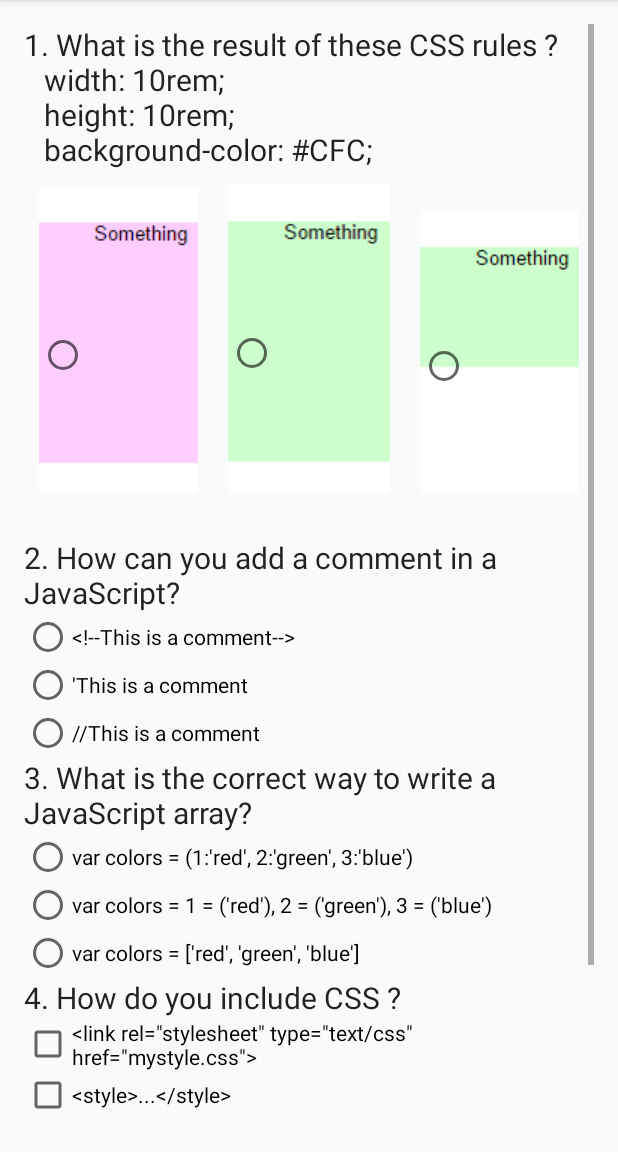
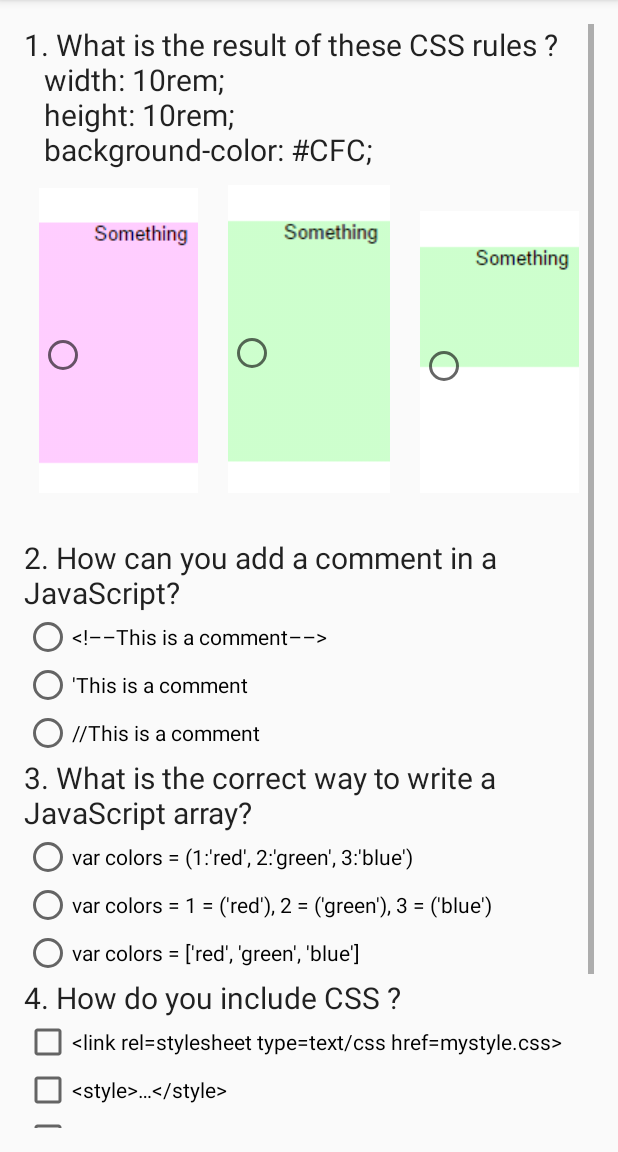
Before and after one commit to xR86/java-stuff, an Android app: the StaticActivity screen opened directly, with no data from a screen before it, on a phone screen of 412 x 824 dp, the part 84-1236 px from its top. Run offline under Robolectric (Android 15) with nearby library versions, the phone set to English and light mode, and no system bars.

Commit message:
refactored android quiz app - layout, values and java

```diff
--- a/Android-Quiz/app/src/main/java/io/github/xr86/quiz/DynamicActivity.java
+++ b/Android-Quiz/app/src/main/java/io/github/xr86/quiz/DynamicActivity.java
@@ -102,18 +102,17 @@ public class DynamicActivity extends AppCompatActivity {
 
         int i = 1;
         for(JsonNode question : questions){
-            //Log.v("DynamicActivity.java", question.toString());
-
             TextView questionTextView = new TextView(this);
             TextViewCompat.setTextAppearance(questionTextView, R.style.TextViewStyle);
+
+            //set text
             questionTextView.setText(i + ". " + question.get("text").asText());
-
             viewContainer.addView(questionTextView);
 
+            //set orientation
             RadioGroup optionsRadioGroup = new RadioGroup(this);
             //optionsRadioGroup.setId(R.id.options_group);
-
-            Log.v("DynamicActivity.java", "Layout is: " + question.get("layout").asText());
+            //Log.v("DynamicActivity.java", "Layout is: " + question.get("layout").asText());
             if( "horizontal".equals(question.get("layout").asText()) ) {
                 optionsRadioGroup.setOrientation(LinearLayout.HORIZONTAL);
             } else {
@@ -125,13 +124,13 @@ public class DynamicActivity extends AppCompatActivity {
                     )
             );
 
-
+            //set radio options
             JsonNode options = question.get("options");
             Log.v("DynamicActivity.java", question.get("options").asText());
             for(JsonNode option : options){
-                Log.v("DynamicActivity.java", "option:\t" + option.get("text").asText());
+                //Log.v("DynamicActivity.java", "option:\t" + option.get("text").asText());
+                RadioButton optionRadioButton = new RadioButton(this);
 
-                RadioButton optionRadioButton = new RadioButton(this);
                 //TODO: you shouldn't do these ~inline (HACK)
                 if (Build.VERSION.SDK_INT < 23) {
                     optionRadioButton.setTextAppearance(this, R.style.RadioBtnStyle);
@@ -139,13 +138,12 @@ public class DynamicActivity extends AppCompatActivity {
                     optionRadioButton.setTextAppearance(R.style.RadioBtnStyle);
                 }
                 optionRadioButton.setText(option.get("text").asText());
-
                 optionsRadioGroup.addView(optionRadioButton);
             }
             viewContainer.addView(optionsRadioGroup);
 
-            Log.v("DynamicActivity.java", "answer: " + question.get("answer").asText());
-            correctAnswers.add(question.get("answer").asInt());
+            //Log.v("DynamicActivity.java", "answer: " + question.get("answer").asText());
+            correctAnswers.add(question.get("answer").asInt() - 1); //json answers starting from 1
             i++;
         }
 
@@ -170,8 +168,6 @@ public class DynamicActivity extends AppCompatActivity {
     public void calculateScore(View v){
         LinearLayout viewContainer = (LinearLayout) findViewById(R.id.question_container);
 
-        //int questionCount =  viewContainer.getChildCount() / 2;
-
         int correctCount = 0;
         int qCount = 0;
         for(int i = 1; i < viewContainer.getChildCount(); i += 2){
@@ -181,12 +177,9 @@ public class DynamicActivity extends AppCompatActivity {
             RadioGroup radioButtonGroup = (RadioGroup) viewContainer.getChildAt(i);
             int radioButtonID = radioButtonGroup.getCheckedRadioButtonId();
             View radioButton = radioButtonGroup.findViewById(radioButtonID);
-            int idx = radioButtonGroup.indexOfChild(radioButton); //in the json count starts from 1
+            int idx = radioButtonGroup.indexOfChild(radioButton);
 
-            //Log.v("DynamicActivity.java", "\tqCount: " + qCount);
-            //Log.v("DynamicActivity.java", "\tcorrectAnswers(qCount): " + correctAnswers.get(qCount));
-            //Log.v("DynamicActivity.java", "\tidx: " + idx);
-            if( (correctAnswers.get(qCount) - 1) == idx){ //json response is offseted by +1 (user count)
+            if(correctAnswers.get(qCount) == idx){ //json response is offseted by +1 (user count)
                 correctCount++;
             }
             qCount += 1;
--- a/Android-Quiz/app/src/main/java/io/github/xr86/quiz/StaticActivity.java
+++ b/Android-Quiz/app/src/main/java/io/github/xr86/quiz/StaticActivity.java
@@ -4,7 +4,6 @@ import android.support.v7.app.AppCompatActivity;
 import android.os.Bundle;
 import android.util.Log;
 import android.view.View;
-import android.view.ViewGroup;
 import android.widget.CheckBox;
 import android.widget.EditText;
 import android.widget.LinearLayout;
@@ -50,14 +49,12 @@ public class StaticActivity extends AppCompatActivity {
             int idx1 = -2;
             List<Integer> idx2 = new ArrayList<Integer>();
 
-            int radioButtonID;
-
             if(tempView instanceof RadioGroup) {
                 flag = 0;
                 RadioGroup radioButtonGroup = (RadioGroup) tempView;
-                radioButtonID = radioButtonGroup.getCheckedRadioButtonId();
+                int radioButtonID = radioButtonGroup.getCheckedRadioButtonId();
                 View radioButton = radioButtonGroup.findViewById(radioButtonID);
-                idx1 = radioButtonGroup.indexOfChild(radioButton); //in the json count starts from 1
+                idx1 = radioButtonGroup.indexOfChild(radioButton) + 1;
             } else if(tempView instanceof LinearLayout){
                 flag = 1;
                 LinearLayout viewGroup = (LinearLayout) tempView;
@@ -74,14 +71,12 @@ public class StaticActivity extends AppCompatActivity {
                 continue;
             }
 
-            //Log.v("DynamicActivity.java", "\tradioButtonID: " + radioButtonID);
-            //Log.v("DynamicActivity.java", "\tcorrectAnswers(qCount): " + correctAnswers.get(qCount));
-            if(flag == 0 && correctAnswers.get(qCount).get(0) - 1 == idx1){ //json response is offseted by +1 (user count)
+
+            if(flag == 0 && correctAnswers.get(qCount).get(0) == idx1){
                 correctCount++;
             } else if(isTwoArrayListsWithSameValues(correctAnswers.get(qCount), idx2)){
                 correctCount++;
             }
-
             qCount += 1;
         }
 
@@ -100,14 +95,12 @@ public class StaticActivity extends AppCompatActivity {
         if((list1 == null && list2 != null) || (list1 != null && list2 == null))
             return false;
 
-        if(list1.size()!=list2.size())
+        if(list1.size() != list2.size())
             return false;
-        for(Object itemList1: list1)
-        {
+        for(Object itemList1: list1){
             if(!list2.contains(itemList1))
                 return false;
         }
-
         return true;
     }
 }
--- a/Android-Quiz/app/src/main/res/layout/activity_main.xml
+++ b/Android-Quiz/app/src/main/res/layout/activity_main.xml
@@ -21,14 +21,12 @@
             android:drawableTint="@color/colorAccent"
             android:drawableTop="@drawable/ic_c_application_black_24dp"
             android:onClick="startStaticActivity"
-            android:text="Static Quiz" />
-
+            android:text="@string/main_btn_1" />
         <Button
             style="@style/MainBtn"
             android:drawableTint="@color/colorAccent"
             android:drawableTop="@drawable/ic_c_json_black_24dp"
             android:onClick="startDynamicActivity"
-            android:text="Dynamic Quiz" />
-
+            android:text="@string/main_btn_2" />
     </LinearLayout>
 </ScrollView>
--- a/Android-Quiz/app/src/main/res/layout/activity_static.xml
+++ b/Android-Quiz/app/src/main/res/layout/activity_static.xml
@@ -19,24 +19,25 @@
         <!-- TODO: addition - http://stackoverflow.com/a/19787125/6139015 -->
         <TextView
             style="@style/TextViewStyle"
-            android:text="1. What is the result of these CSS rules ?\n\twidth: 10rem;\n\theight: 10rem;\n\tbackground-color: #CFC;" />
+            android:text="@string/static_1_question" />
 
         <RadioGroup
             android:layout_width="wrap_content"
             android:layout_height="wrap_content"
             android:orientation="horizontal">
+
             <RadioButton
-                style="@style/RadioBtnStyle"
+                style="@style/ImgRadioBtnStyle"
                 android:layout_margin="10dp"
                 android:layout_weight="1"
                 android:drawableTop="@drawable/question_1_opt_1" />
+
             <RadioButton
-                style="@style/RadioBtnStyle"
-                android:layout_margin="10dp"
-                android:layout_weight="1"
+                style="@style/ImgRadioBtnStyle"
                 android:drawableTop="@drawable/question_1_opt_2" />
+
             <RadioButton
-                style="@style/RadioBtnStyle"
+                style="@style/ImgRadioBtnStyle"
                 android:layout_margin="10dp"
                 android:layout_weight="1"
                 android:drawableTop="@drawable/question_1_opt_3" />
@@ -44,77 +45,82 @@
 
         <TextView
             style="@style/TextViewStyle"
-            android:text="2. How can you add a comment in a JavaScript?" />
+            android:text="@string/static_2_question" />
 
         <RadioGroup
             android:layout_width="wrap_content"
             android:layout_height="wrap_content"
             android:orientation="vertical">
+
             <RadioButton
                 style="@style/RadioBtnStyle"
-                android:text="&lt;!--This is a comment--&gt;" />
+                android:text="@string/static_2_answer_1" />
+
             <RadioButton
                 style="@style/RadioBtnStyle"
-                android:text="'This is a comment" />
+                android:text="@string/static_2_answer_2" />
+
             <RadioButton
                 style="@style/RadioBtnStyle"
-                android:text="//This is a comment" />
+                android:text="@string/static_2_answer_3" />
         </RadioGroup>
 
         <TextView
             style="@style/TextViewStyle"
-            android:text="3. What is the correct way to write a JavaScript array?" />
+            android:text="@string/static_3_question" />
 
         <RadioGroup
             android:layout_width="wrap_content"
             android:layout_height="wrap_content"
             android:orientation="vertical">
+
             <RadioButton
                 style="@style/RadioBtnStyle"
-                android:text="var colors = (1:'red', 2:'green', 3:'blue')" />
+                android:text="@string/static_3_answer_1" />
+
             <RadioButton
                 style="@style/RadioBtnStyle"
-                android:text="var colors = 1 = ('red'), 2 = ('green'), 3 = ('blue')" />
+                android:text="@string/static_3_answer_2" />
+
             <RadioButton
                 style="@style/RadioBtnStyle"
-                android:text="var colors = ['red', 'green', 'blue']" />
+                android:text="@string/static_3_answer_3" />
         </RadioGroup>
 
         <TextView
             style="@style/TextViewStyle"
-            android:text="4. How do you include CSS ?" />
+            android:text="@string/static_4_question" />
 
         <LinearLayout
             android:layout_width="wrap_content"
             android:layout_height="wrap_content"
             android:orientation="vertical">
+
             <CheckBox
-                style="@style/RadioBtnStyle"
-                android:text="&lt;link rel=&quot;stylesheet&quot; type=&quot;text/css&quot; href=&quot;mystyle.css&quot;&gt;" />
+                style="@style/CheckboxBtnStyle"
+                android:text="@string/static_4_answer_1" />
+
             <CheckBox
-                style="@style/RadioBtnStyle"
-                android:text="&lt;style&gt;...&lt;/style&gt;" />
+                style="@style/CheckboxBtnStyle"
+                android:text="@string/static_4_answer_2" />
+
             <CheckBox
-                style="@style/RadioBtnStyle"
-                android:text="&lt;styling&gt;...&lt;/styling&gt;" />
+                style="@style/CheckboxBtnStyle"
+                android:text="@string/static_4_answer_3" />
         </LinearLayout>
 
         <TextView
             style="@style/TextViewStyle"
-            android:text="4. How would you make an application responsive ?" />
+            android:text="@string/static_5_question" />
 
         <EditText
-            android:layout_width="match_parent"
-            android:layout_height="wrap_content"
-            android:focusable="true"
-            android:focusableInTouchMode="true"
-            android:background="#FFF"/>
+            style="@style/EditTextStyle"
+            android:hint="@string/static_5_placeholder" />
 
         <Button
             android:layout_width="match_parent"
             android:layout_height="wrap_content"
             android:onClick="calculateScore"
-            android:text="Submit" />
+            android:text="@string/submit" />
     </LinearLayout>
-
 </ScrollView>
--- a/Android-Quiz/app/src/main/res/values/colors.xml
+++ b/Android-Quiz/app/src/main/res/values/colors.xml
@@ -3,4 +3,6 @@
     <color name="colorPrimary">#3F51B5</color>
     <color name="colorPrimaryDark">#303F9F</color>
     <color name="colorAccent">#FF4081</color>
+    <!-- Custom colors -->
+    <color name="colorNeutral">#FFF</color>
 </resources>
--- a/Android-Quiz/app/src/main/res/values/strings.xml
+++ b/Android-Quiz/app/src/main/res/values/strings.xml
@@ -1,3 +1,23 @@
 <resources>
     <string name="app_name">Quiz</string>
+
+    <string name="main_btn_1">Static Quiz</string>
+    <string name="main_btn_2">Dynamic Quiz</string>
+
+    <string name="static_1_question">1. What is the result of these CSS rules ?\n\twidth: 10rem;\n\theight: 10rem;\n\tbackground-color: #CFC;</string>
+    <string name="static_2_question">2. How can you add a comment in a JavaScript?</string>
+    <string name="static_2_answer_1">&lt;!&#8211;&#8211;This is a comment&#8211;&#8211;&gt;</string>
+    <string name="static_2_answer_2">\'This is a comment</string>
+    <string name="static_2_answer_3">//This is a comment</string>
+    <string name="static_3_question">3. What is the correct way to write a JavaScript array?</string>
+    <string name="static_3_answer_1">var colors = (1:\'red\', 2:\'green\', 3:\'blue\')</string>
+    <string name="static_3_answer_2">var colors = 1 = (\'red\'), 2 = (\'green\'), 3 = (\'blue\')</string>
+    <string name="static_3_answer_3">var colors = [\'red\', \'green\', \'blue\']</string>
+    <string name="static_4_question">4. How do you include CSS ?</string>
+    <string name="static_4_answer_1">&lt;link rel=&quot;stylesheet&quot; type=&quot;text/css&quot; href=&quot;mystyle.css&quot;&gt;</string>
+    <string name="static_4_answer_2">&lt;style&gt;&#8230;&lt;/style&gt;</string>
+    <string name="static_4_answer_3">&lt;styling&gt;&#8230;&lt;/styling&gt;</string>
+    <string name="static_5_question">5. How would you make an application responsive ?</string>
+    <string name="static_5_placeholder">I would ...</string>
+    <string name="submit">Submit</string>
 </resources>
--- a/Android-Quiz/app/src/main/res/values/styles.xml
+++ b/Android-Quiz/app/src/main/res/values/styles.xml
@@ -8,6 +8,7 @@
         <item name="colorAccent">@color/colorAccent</item>
     </style>
 
+    <!-- Custom styles -->
     <style name="MainBtn" parent="AppTheme">
         <item name="android:layout_width">@dimen/main_btn_size</item>
         <item name="android:layout_height">@dimen/main_btn_size</item>
@@ -27,12 +28,30 @@
         <item name="android:layout_height">wrap_content</item>
     </style>
 
+    <style name="ImgRadioBtnStyle" parent="RadioBtnStyle">
+        <item name="android:layout_margin">10dp</item>
+        <item name="android:layout_weight">1</item>
+    </style>
+
+    <style name="CheckboxBtnStyle" parent="AppTheme">
+        <!--<item name="android:width">30dp</item>-->
+        <!--<item name="android:height">20dp</item>-->
+        <item name="android:layout_width">wrap_content</item>
+        <item name="android:layout_height">wrap_content</item>
+    </style>
+
     <style name="TextViewStyle" parent="AppTheme">
         <item name="android:layout_width">wrap_content</item>
         <item name="android:layout_height">wrap_content</item>
         <item name="android:layout_gravity">center_vertical</item>
-
         <item name="android:textSize">20sp</item>
     </style>
 
+    <style name="EditTextStyle" parent="AppTheme">
+        <item name="android:layout_width">match_parent</item>
+        <item name="android:layout_height">wrap_content</item>
+        <item name="android:focusable">true</item>
+        <item name="android:focusableInTouchMode">true</item>
+        <item name="android:background">@color/colorNeutral</item>
+    </style>
 </resources>
```
